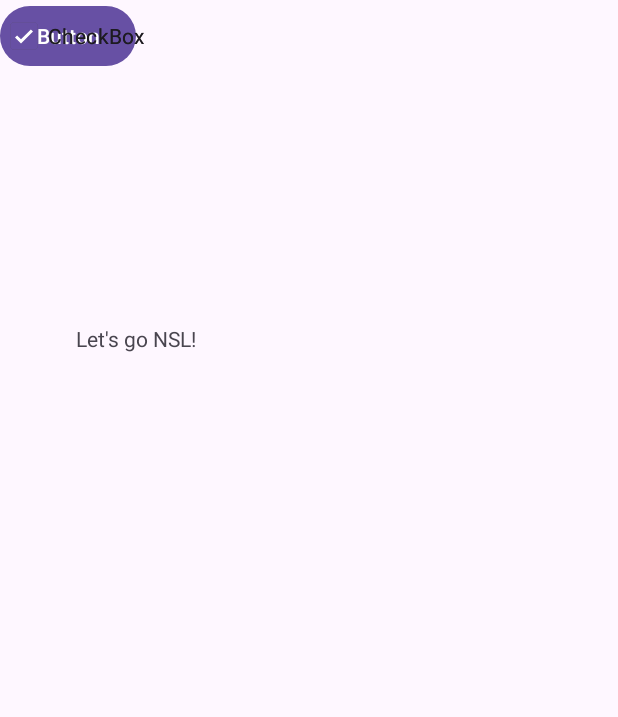
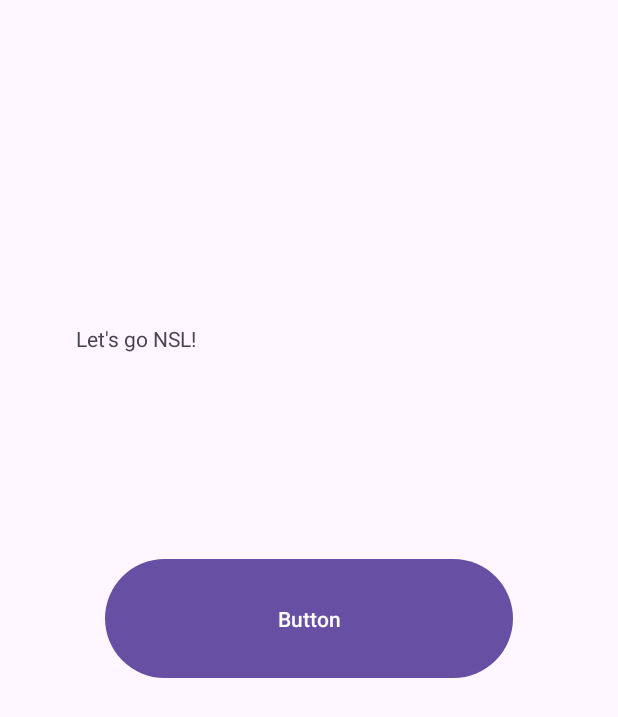
Before and after one commit to ysabsab/HacksonJava, an Android app: the screen it shows after launch (MainActivity), after a tap on "Button", on a phone screen of 412 x 824 dp. Shown: the top 717 px of the screen. Run offline under Robolectric (Android 15) with nearby library versions, the phone set to English and light mode, and no system bars.

Commit message:
追加0719-tcpipsuccess

```diff
--- a/app/src/main/java/com/example/hacksonjava/MainActivity.java
+++ b/app/src/main/java/com/example/hacksonjava/MainActivity.java
@@ -1,28 +1,22 @@
 package com.example.hacksonjava;
 
+import android.content.Intent;
 import android.os.Bundle;
-
+import android.util.Log;
+import android.view.View;
+import android.widget.Button;
 import androidx.activity.EdgeToEdge;
 import androidx.appcompat.app.AppCompatActivity;
 import androidx.core.graphics.Insets;
 import androidx.core.view.ViewCompat;
 import androidx.core.view.WindowInsetsCompat;
-import android.content.Intent;
-import android.os.Bundle;
-import android.util.Log;
-import android.widget.Button;
-import android.widget.CheckBox;
-import android.widget.CompoundButton;
-import androidx.appcompat.app.AppCompatActivity;
+import java.io.OutputStream;
+import java.net.Socket;
 
-import java.util.ArrayList;
-import java.util.List;
-
-public class MainActivity extends AppCompatActivity
-{
+public class MainActivity extends AppCompatActivity {
     /***このクラスで利用する変数定義***/
-    // 送信するリストの変数
-    private List<String> selectedTexts = new ArrayList<>();
+    // 送信するテキストの設定
+    private String selectedText = "";
 
     @Override
     protected void onCreate(Bundle savedInstanceState) {
@@ -36,54 +30,47 @@ public class MainActivity extends AppCompatActivity
         });
 
         /************↓activity_mainの各種機能を変数にするプール↓**********************/
-        //チェックボックスに入れられた文字をまず変数に格納する
-        CheckBox CheckBox_mozi = findViewById(R.id.checkBox);
+        //ボタンが押されたら、入力された文字を判定
+        Button sendButton = findViewById(R.id.button);
 
-        //ボタンが押されたら、入力された文字を判定
-        Button sendButton = (Button) this.findViewById(R.id.button);
-
-        /************↓activity_mainの各種機能を変数にするプール↓**********************/
-
-
-        /***チェックボックスの状態遷移を監視しておき、チャックの有無でリストにチャックの文字を入力するか決める。***/
-        //一個目のチェックボックス
-        CheckBox_mozi.setOnCheckedChangeListener(new CompoundButton.OnCheckedChangeListener() {
+        /************↑activity_mainの各種機能を変数にするプール↑**********************/
+        sendButton.setOnClickListener(new View.OnClickListener() {
             @Override
-            //チェックボックスで取り出した数値をリストに格納する。
-            public void onCheckedChanged(CompoundButton buttonView, boolean isChecked) {
-                if (isChecked) {
-                    selectedTexts.add(CheckBox_mozi.getText().toString());
-                } else {
-                    selectedTexts.remove(CheckBox_mozi.getText().toString());
+            public void onClick(View v) {
+                sendSelectedText();
             }
-            }
-        });
-
-        //二個目のチェックボックス
-        //**ここにチェックボックスを取り出す機能を複数入れる**//
-
-        //ボタンの動作設定
-        sendButton.setOnClickListener(v -> {
-            // リストの内容を送信する処理
-            sendSelectedTexts();
         });
     }
 
     //送信処理
-        private void sendSelectedTexts() {
-            // 送信するリストの内容をログに出力する
-            for (String text : selectedTexts) {
-                Log.d("Selected Text", text);
-            }
-            /***↓ここにリストの内容を送信する処理を実装↓***/
+    private void sendSelectedText() {
+        selectedText = "開始";
+        // 送信する文字のログを出力する
+        Log.d("Selected Text", selectedText);
 
+        // サーバーにデータを送信
+        new Thread(new Runnable() {
+            @Override
+            public void run() {
+                try {
+                    Log.d("TCP", "Connecting to server...");
+                    // サーバーのIPアドレスとポート番号を指定してソケットを作成
+                    Socket socket = new Socket("10.0.0.102", 5000);
 
-            /***↑ここにリストの内容を送信する処理を実装↑***/
+                    Log.d("TCP", "Connected to server");
+                    OutputStream outputStream = socket.getOutputStream();
+                    outputStream.write(selectedText.getBytes());
+                    outputStream.flush();
+                    Log.d("TCP", "Data sent");
+                    socket.close();
+                    Log.d("TCP", "Socket closed");
 
-            //送信処理が行われたら、Loop動画を流すための画面を遷移のためのインテントを作成
                     Intent intent = new Intent(MainActivity.this, LoopVideoActivity.class);
-
-            //作成したいんてんとを実行
                     startActivity(intent);
+                } catch (Exception e) {
+                    Log.e("TCP", "Error: " + e.getMessage(), e);
                 }
             }
+        }).start();
+    }
+}
--- a/app/src/main/res/layout/activity_main.xml
+++ b/app/src/main/res/layout/activity_main.xml
@@ -21,19 +21,13 @@
 
     <Button
         android:id="@+id/button"
-        android:layout_width="wrap_content"
-        android:layout_height="wrap_content"
+        android:layout_width="272dp"
+        android:layout_height="87dp"
         android:text="Button"
-        tools:layout_editor_absoluteX="94dp"
-        tools:layout_editor_absoluteY="473dp" />
-
-    <CheckBox
-        android:id="@+id/checkBox"
-        android:layout_width="wrap_content"
-        android:layout_height="wrap_content"
-        android:text="CheckBox"
-        tools:layout_editor_absoluteX="48dp"
-        tools:layout_editor_absoluteY="307dp" />
+        app:layout_constraintBottom_toBottomOf="parent"
+        app:layout_constraintEnd_toEndOf="parent"
+        app:layout_constraintStart_toStartOf="parent"
+        app:layout_constraintTop_toTopOf="parent" />
 
     <RadioGroup
         android:layout_width="0dp"
@@ -41,13 +35,5 @@
         tools:layout_editor_absoluteX="73dp"
         tools:layout_editor_absoluteY="168dp" />
 
-    <CheckBox
-        android:id="@+id/checkBox2"
-        android:layout_width="wrap_content"
-        android:layout_height="wrap_content"
-        android:text="CheckBox"
-        tools:layout_editor_absoluteX="48dp"
-        tools:layout_editor_absoluteY="355dp" />
-
 
 </androidx.constraintlayout.widget.ConstraintLayout>
```
Also changed, not shown: app/src/main/AndroidManifest.xml (+7 -0 lines). Lines whose indentation alone changed are shown as unchanged.
